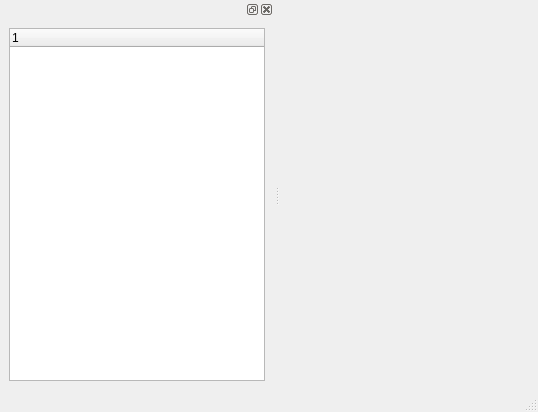
Old version of the form InfoEditor/CInfoEditor.ui in the repository WizLxn/MAssistant.
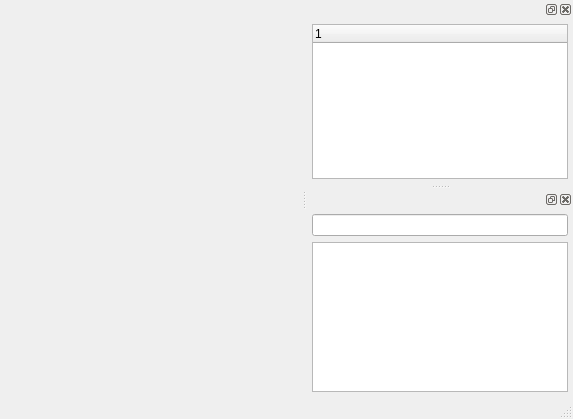
New version of the form. Custom widgets are drawn as their Qt base class.

```diff
--- a/InfoEditor/CInfoEditor.ui
+++ b/InfoEditor/CInfoEditor.ui
@@ -6,8 +6,8 @@
    <rect>
     <x>0</x>
     <y>0</y>
-    <width>538</width>
-    <height>412</height>
+    <width>573</width>
+    <height>419</height>
    </rect>
   </property>
   <property name="windowTitle">
@@ -40,10 +40,22 @@
     <set>Qt::LeftDockWidgetArea|Qt::RightDockWidgetArea</set>
    </property>
    <attribute name="dockWidgetArea">
-    <number>1</number>
+    <number>2</number>
    </attribute>
-   <widget class="QWidget" name="dockWidgetContents">
-    <layout class="QVBoxLayout" name="verticalLayout_2">
+   <widget class="QWidget" name="dockWidgetContents_2">
+    <layout class="QVBoxLayout" name="verticalLayout_3">
+     <property name="leftMargin">
+      <number>5</number>
+     </property>
+     <property name="topMargin">
+      <number>5</number>
+     </property>
+     <property name="rightMargin">
+      <number>5</number>
+     </property>
+     <property name="bottomMargin">
+      <number>5</number>
+     </property>
      <item>
       <widget class="QTreeWidget" name="treeWidget">
        <column>
@@ -56,6 +68,33 @@
     </layout>
    </widget>
   </widget>
+  <widget class="QDockWidget" name="dockWidget_3">
+   <attribute name="dockWidgetArea">
+    <number>2</number>
+   </attribute>
+   <widget class="QWidget" name="dockWidgetContents_3">
+    <layout class="QVBoxLayout" name="verticalLayout_4">
+     <property name="leftMargin">
+      <number>5</number>
+     </property>
+     <property name="topMargin">
+      <number>5</number>
+     </property>
+     <property name="rightMargin">
+      <number>5</number>
+     </property>
+     <property name="bottomMargin">
+      <number>5</number>
+     </property>
+     <item>
+      <widget class="QLineEdit" name="lineEdit"/>
+     </item>
+     <item>
+      <widget class="QPlainTextEdit" name="plainTextEdit"/>
+     </item>
+    </layout>
+   </widget>
+  </widget>
  </widget>
  <customwidgets>
   <customwidget>
```
Left out of the diff: 6 changed lines with no effect on the pictures.
